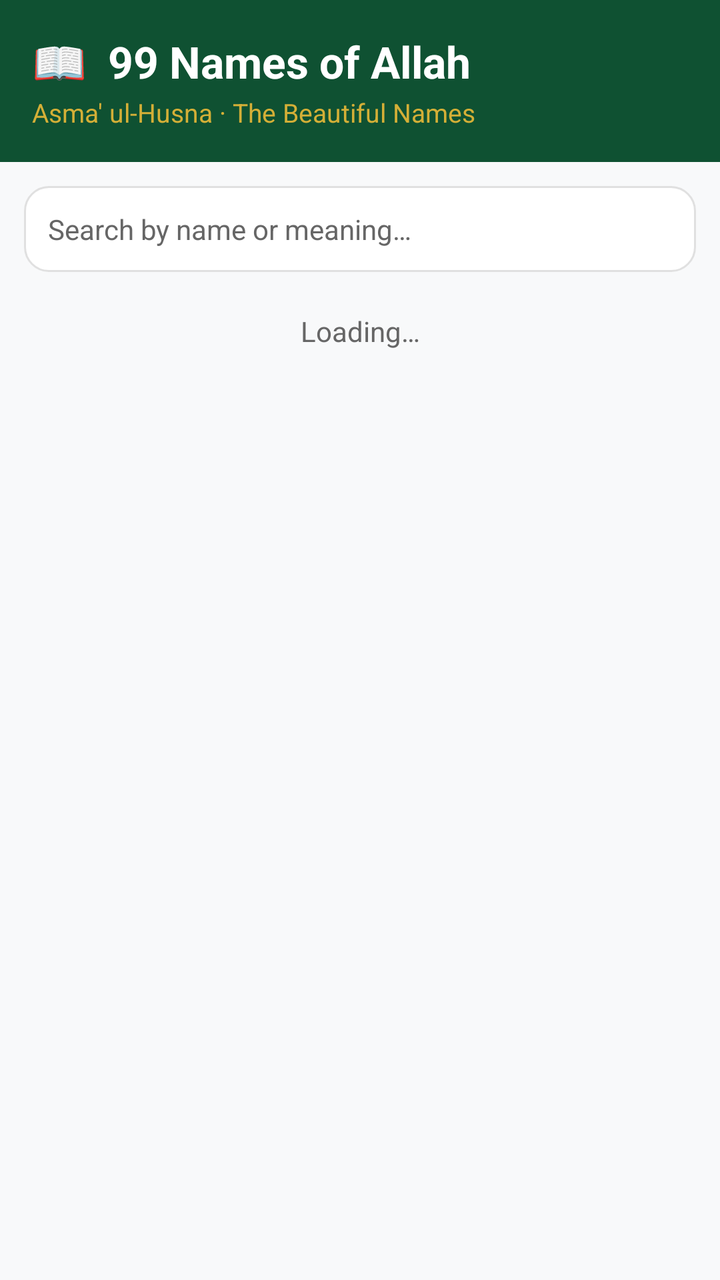
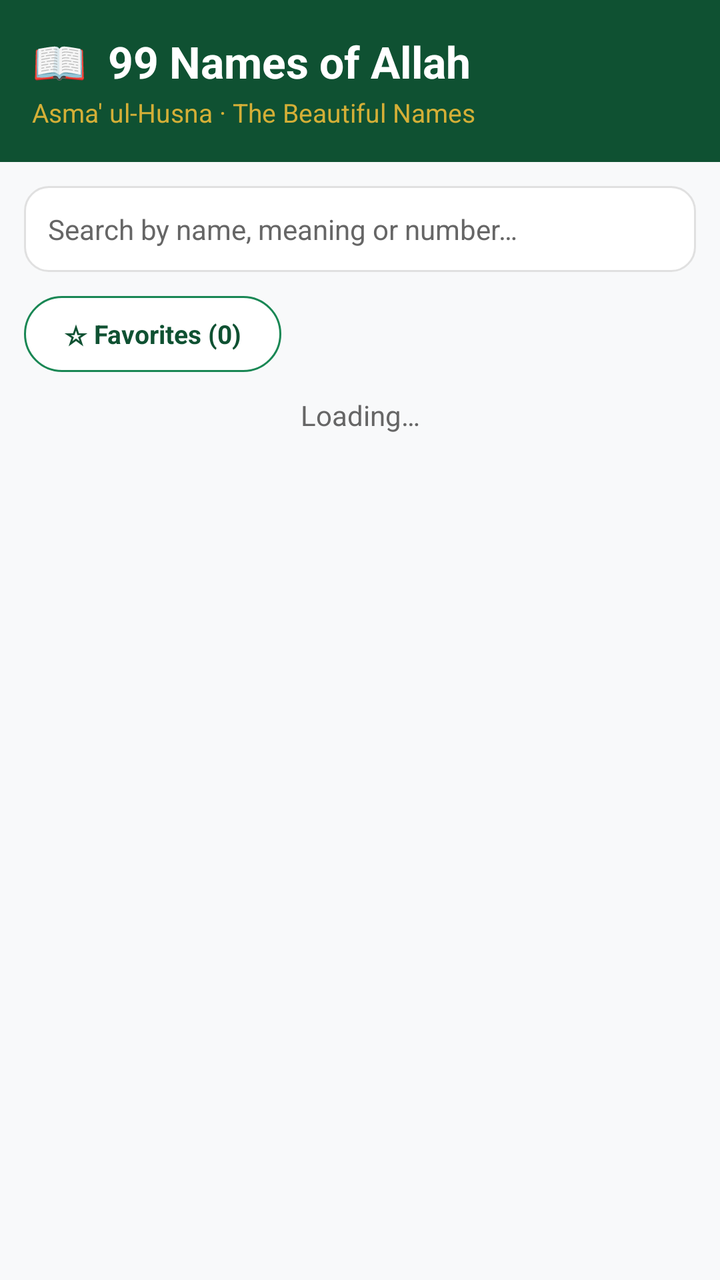

Screens rendered from an Android XML layout before and after an edit, with the pre-edit source and the edit as a unified diff.
<!-- AndroidManifest.xml: application theme Theme.Noor -->
<!-- res/layout/fragment_names.xml -->
<?xml version="1.0" encoding="utf-8"?>
<LinearLayout xmlns:android="http://schemas.android.com/apk/res/android"
    android:layout_width="match_parent"
    android:layout_height="match_parent"
    android:orientation="vertical"
    android:background="@color/background">

    <LinearLayout
        android:layout_width="match_parent"
        android:layout_height="wrap_content"
        android:orientation="vertical"
        android:padding="16dp"
        android:background="@color/primary">

        <TextView
            android:layout_width="wrap_content"
            android:layout_height="wrap_content"
            android:text="📖  99 Names of Allah"
            android:textColor="@color/white"
            android:textSize="22sp"
            android:textStyle="bold" />

        <TextView
            android:layout_width="wrap_content"
            android:layout_height="wrap_content"
            android:layout_marginTop="2dp"
            android:text="Asma' ul-Husna · The Beautiful Names"
            android:textColor="@color/accent"
            android:textSize="13sp" />
    </LinearLayout>

    <EditText
        android:id="@+id/etSearch"
        android:layout_width="match_parent"
        android:layout_height="wrap_content"
        android:layout_margin="12dp"
        android:background="@drawable/bg_search"
        android:hint="Search by name or meaning…"
        android:padding="12dp"
        android:textColor="@color/text_primary"
        android:textColorHint="@color/text_secondary"
        android:textSize="14sp"
        android:inputType="text"
        android:maxLines="1" />

    <TextView
        android:id="@+id/tvNamesStatus"
        android:layout_width="match_parent"
        android:layout_height="wrap_content"
        android:layout_marginTop="8dp"
        android:text="Loading…"
        android:textAlignment="center"
        android:textColor="@color/text_secondary"
        android:textSize="14sp" />

    <androidx.recyclerview.widget.RecyclerView
        android:id="@+id/rvNames"
        android:layout_width="match_parent"
        android:layout_height="match_parent"
        android:clipToPadding="false"
        android:paddingBottom="16dp" />
</LinearLayout>
<!-- resources referenced by this layout -->
<resources>
  <color name="accent">#D4AF37</color>
  <color name="background">#F8F9FA</color>
  <color name="primary">#0F5132</color>
  <color name="text_primary">#1A1A1A</color>
  <color name="text_secondary">#666666</color>
  <color name="white">#FFFFFF</color>
  <!-- drawable bg_search (drawable) -->
  <?xml version="1.0" encoding="utf-8"?>
  <shape xmlns:android="http://schemas.android.com/apk/res/android"
      android:shape="rectangle">
      <solid android:color="@color/white" />
      <corners android:radius="12dp" />
      <stroke android:width="1dp" android:color="@color/divider" />
  </shape>
  <style name="Theme.Noor" parent="Theme.MaterialComponents.Light.NoActionBar">
          <item name="colorPrimary">@color/primary</item>
          <item name="colorPrimaryVariant">@color/primary_dark</item>
          <item name="colorOnPrimary">@color/white</item>
          <item name="colorSecondary">@color/accent</item>
          <item name="colorSecondaryVariant">@color/accent_dark</item>
          <item name="colorOnSecondary">@color/black</item>
          <item name="android:statusBarColor">@color/primary_dark</item>
          <item name="android:windowBackground">@color/background</item>
      </style>
  <color name="divider">#E0E0E0</color>
  <color name="primary_dark">#0A3D25</color>
  <color name="accent_dark">#B8941F</color>
  <color name="black">#000000</color>
</resources>

<!-- the commit's change to res/layout/fragment_names.xml (unified diff, before → after) -->
@@ -1,5 +1,6 @@
 <?xml version="1.0" encoding="utf-8"?>
-<LinearLayout xmlns:android="http://schemas.android.com/apk/res/android"
+<LinearLayout
+    xmlns:android="http://schemas.android.com/apk/res/android"
     android:layout_width="match_parent"
     android:layout_height="match_parent"
     android:orientation="vertical"
@@ -27,6 +28,7 @@
             android:text="Asma' ul-Husna · The Beautiful Names"
             android:textColor="@color/accent"
             android:textSize="13sp" />
+
     </LinearLayout>
 
     <EditText
@@ -35,13 +37,29 @@
         android:layout_height="wrap_content"
         android:layout_margin="12dp"
         android:background="@drawable/bg_search"
-        android:hint="Search by name or meaning…"
+        android:hint="Search by name, meaning or number…"
         android:padding="12dp"
         android:textColor="@color/text_primary"
         android:textColorHint="@color/text_secondary"
         android:textSize="14sp"
         android:inputType="text"
         android:maxLines="1" />
+
+    <TextView
+        android:id="@+id/tvFavoritesFilter"
+        android:layout_width="wrap_content"
+        android:layout_height="wrap_content"
+        android:layout_marginStart="12dp"
+        android:layout_marginBottom="4dp"
+        android:background="@drawable/bg_preset_normal"
+        android:paddingHorizontal="20dp"
+        android:paddingVertical="10dp"
+        android:text="☆ Favorites (0)"
+        android:textColor="@color/primary"
+        android:textSize="13sp"
+        android:textStyle="bold"
+        android:clickable="true"
+        android:focusable="true" />
 
     <TextView
         android:id="@+id/tvNamesStatus"
@@ -56,7 +74,9 @@
     <androidx.recyclerview.widget.RecyclerView
         android:id="@+id/rvNames"
         android:layout_width="match_parent"
-        android:layout_height="match_parent"
+        android:layout_height="0dp"
+        android:layout_weight="1"
         android:clipToPadding="false"
         android:paddingBottom="16dp" />
+
 </LinearLayout>
<!-- resource entries referenced after the edit -->
@@ -6,6 +6,14 @@
   <color name="text_primary">#1A1A1A</color>
   <color name="text_secondary">#666666</color>
   <color name="white">#FFFFFF</color>
+  <!-- drawable bg_preset_normal (drawable) -->
+  <?xml version="1.0" encoding="utf-8"?>
+  <shape xmlns:android="http://schemas.android.com/apk/res/android"
+      android:shape="rectangle">
+      <solid android:color="@color/white" />
+      <corners android:radius="20dp" />
+      <stroke android:width="1dp" android:color="@color/primary_light" />
+  </shape>
   <!-- drawable bg_search (drawable) -->
   <?xml version="1.0" encoding="utf-8"?>
   <shape xmlns:android="http://schemas.android.com/apk/res/android"
@@ -24,6 +32,7 @@
           <item name="android:statusBarColor">@color/primary_dark</item>
           <item name="android:windowBackground">@color/background</item>
       </style>
+  <color name="primary_light">#198754</color>
   <color name="divider">#E0E0E0</color>
   <color name="primary_dark">#0A3D25</color>
   <color name="accent_dark">#B8941F</color>
